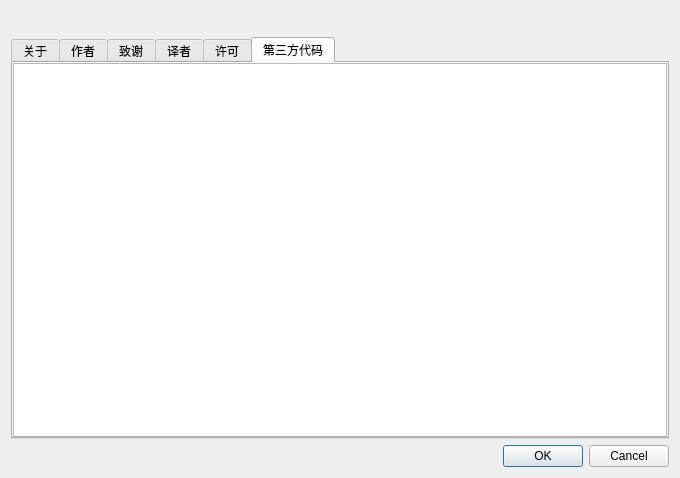
This is CommonUtils/aboutdialog.ui in shine5402/VoicebankManager as Qt 5 draws it before an edit. The edited form follows.
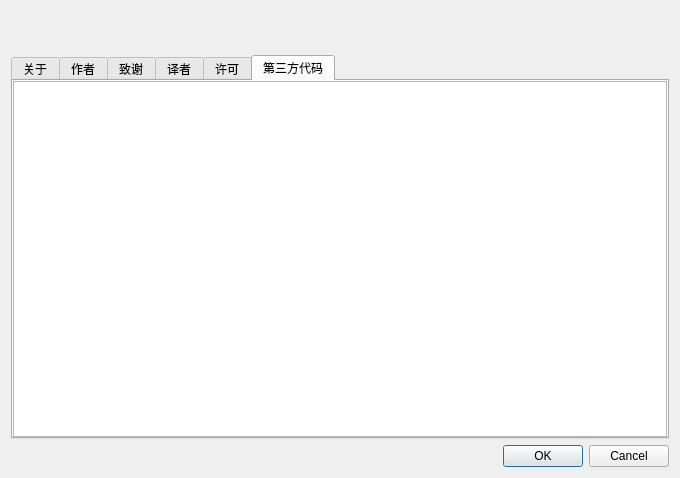
This is the edited form. The open tabs and pages were chosen to show the change.

Commit message: 完成通用关于界面

```diff
--- a/CommonUtils/aboutdialog.ui
+++ b/CommonUtils/aboutdialog.ui
@@ -11,40 +11,13 @@
    </rect>
   </property>
   <property name="windowTitle">
-   <string>Dialog</string>
+   <string/>
   </property>
   <layout class="QGridLayout" name="gridLayout">
-   <item row="0" column="0">
-    <widget class="QLabel" name="iconLabel">
-     <property name="text">
-      <string/>
-     </property>
-    </widget>
-   </item>
-   <item row="0" column="1">
-    <widget class="QLabel" name="nameLabel">
-     <property name="text">
-      <string/>
-     </property>
-    </widget>
-   </item>
-   <item row="0" column="2">
-    <spacer name="horizontalSpacer">
-     <property name="orientation">
-      <enum>Qt::Horizontal</enum>
-     </property>
-     <property name="sizeHint" stdset="0">
-      <size>
-       <width>633</width>
-       <height>20</height>
-      </size>
-     </property>
-    </spacer>
-   </item>
-   <item row="1" column="0" colspan="3">
+   <item row="1" column="0">
     <widget class="QTabWidget" name="tabWidget">
      <property name="currentIndex">
-      <number>0</number>
+      <number>5</number>
      </property>
      <widget class="QWidget" name="aboutTab">
       <attribute name="title">
@@ -174,13 +147,13 @@
         <number>0</number>
        </property>
        <item row="0" column="0">
-        <widget class="QTextBrowser" name="textBrowser"/>
+        <widget class="QTextBrowser" name="thirdPartyBrowser"/>
        </item>
       </layout>
      </widget>
     </widget>
    </item>
-   <item row="2" column="0" colspan="3">
+   <item row="2" column="0">
     <widget class="QDialogButtonBox" name="buttonBox">
      <property name="orientation">
       <enum>Qt::Horizontal</enum>
@@ -190,6 +163,39 @@
      </property>
     </widget>
    </item>
+   <item row="0" column="0">
+    <widget class="QWidget" name="headWidget" native="true">
+     <layout class="QHBoxLayout" name="headLayout">
+      <item>
+       <widget class="QLabel" name="iconLabel">
+        <property name="text">
+         <string/>
+        </property>
+       </widget>
+      </item>
+      <item>
+       <widget class="QLabel" name="nameLabel">
+        <property name="text">
+         <string/>
+        </property>
+       </widget>
+      </item>
+      <item>
+       <spacer name="horizontalSpacer">
+        <property name="orientation">
+         <enum>Qt::Horizontal</enum>
+        </property>
+        <property name="sizeHint" stdset="0">
+         <size>
+          <width>633</width>
+          <height>20</height>
+         </size>
+        </property>
+       </spacer>
+      </item>
+     </layout>
+    </widget>
+   </item>
   </layout>
  </widget>
  <resources/>
```
The commit also changes 3 other files.
